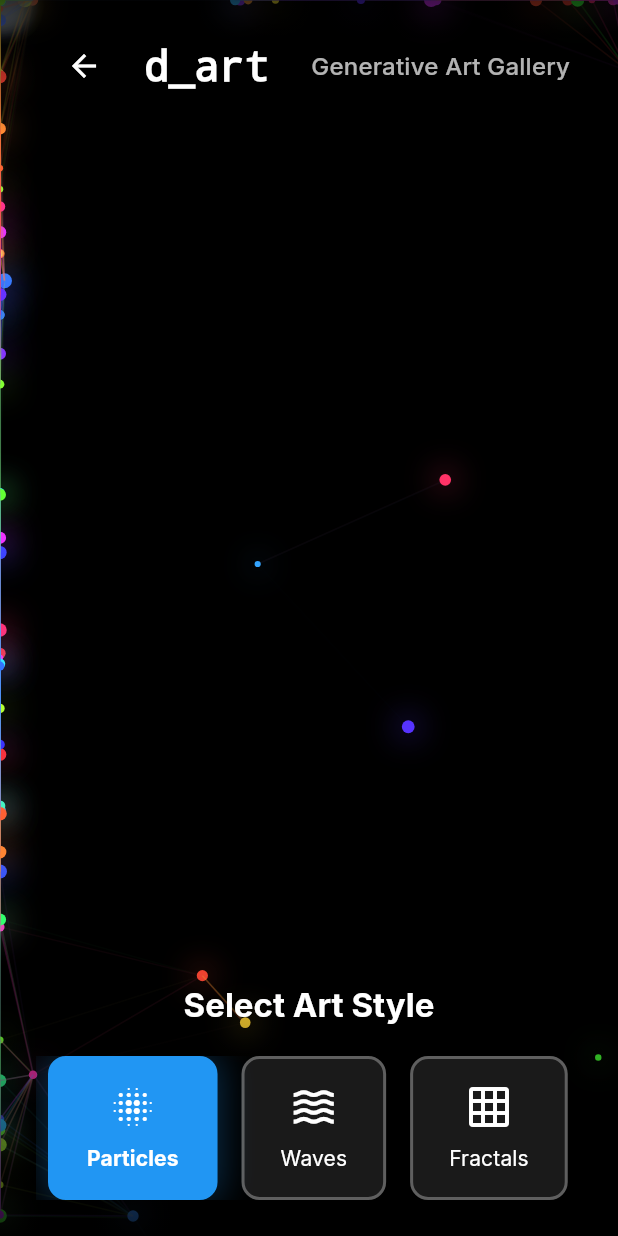
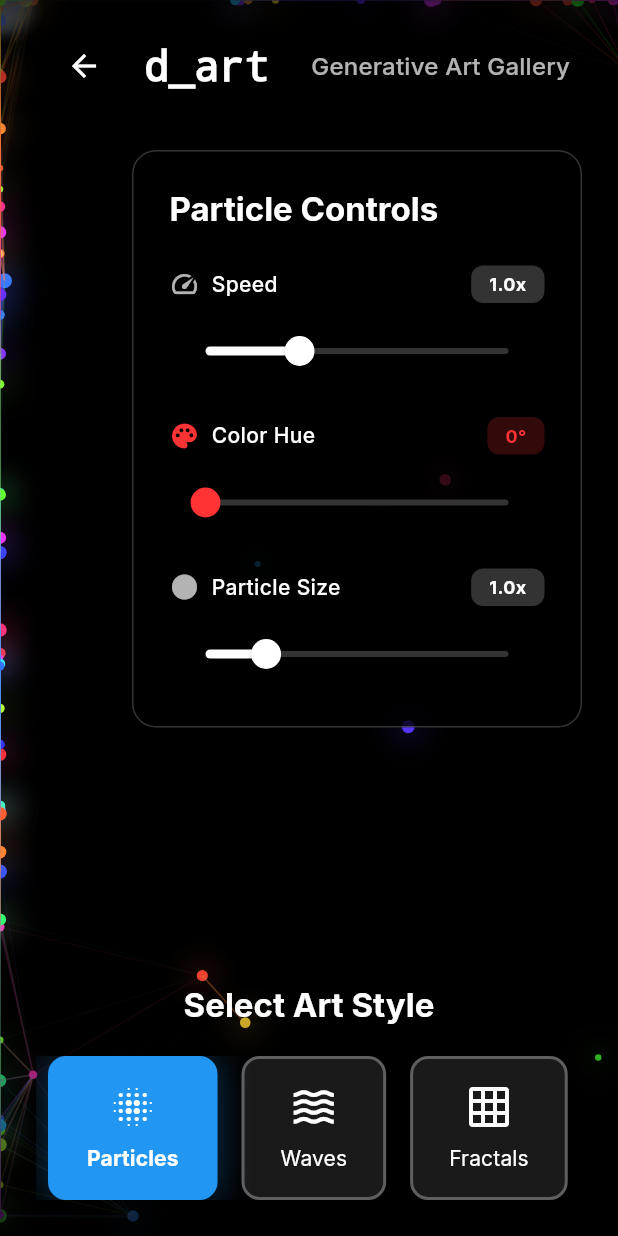
Before and after one commit to alperenderici/aadev, a Flutter app: the screen it shows after launch, after a tap on "d_art", on a phone screen of 412 x 824 dp. Run offline on Flutter 3.47's test engine with Material 3 defaults, Android fonts, the phone set to English and light mode, and no system bars; our stand-ins replace firebase_analytics, firebase_core, flutter_animate, flutter_riverpod, font_awesome_flutter, google_fonts and 2 more; accounts and stored records are empty; generated files the repository leaves out were written again; statements that could not run were skipped.

Commit message:
Implement portfolio improvements: compact About cards, fix mobile duplicate buttons, add Frame art style, and add Particle controls
- Redesigned About Me highlight cards with more compact layout:
  - Shortened descriptions for better readability
  - Changed from column to row layout with icon on left
  - Reduced padding from spacingL to spacingM
  - Reduced icon size from 28 to 24
  - Changed text styles to titleSmall and bodySmall
  - Overall more visually balanced and less vertical space

- Fixed duplicate 'Get in Touch' and 'Download CV' buttons on mobile:
  - Removed duplicate button rendering in hero_section.dart
  - Added isMobile parameter to _buildTextContent method
  - Buttons now render only once on mobile layouts

- Added new 'Frame' generative art style to d_art page:
  - Black background with white gallery-style frame
  - Refik Anadol-inspired flowing waves inside frame
  - Blue and white color scheme with organic movements
  - Multiple layers of flowing shapes with glow effects
  - Flowing particles and connecting lines
  - Added as 6th option in art style selection panel

- Added interactive controls for Particles art style:
  - Speed control slider (0.1x to 3.0x)
  - Color hue control (0-360 degrees)
  - Particle size control (0.5x to 3.0x)
  - Controls appear in side panel when Particles is selected
  - Real-time updates to particle animation
  - Updated ParticlesPainter to accept speed, hue, and size parameters
  - Updated Particle class to support baseHue and sizeMultiplier

- Fixed deprecated API usage:
  - Replaced withOpacity() with withValues(alpha:) in about_section.dart
  - Replaced withOpacity() with withValues(alpha:) in hero_section.dart

- Moved Upwork Service section to above Contact section (from previous task)

```diff
--- a/lib/features/generative_art/models/art_type.dart
+++ b/lib/features/generative_art/models/art_type.dart
@@ -6,7 +6,8 @@ enum ArtType {
   waves('Waves', Icons.waves),
   fractals('Fractals', Icons.grid_on),
   noise('Noise Field', Icons.grain),
-  spirals('Spirals', Icons.rotate_right);
+  spirals('Spirals', Icons.rotate_right),
+  frame('Frame', Icons.photo_size_select_large);
 
   final String name;
   final IconData icon;
--- a/lib/features/generative_art/pages/generative_art_page.dart
+++ b/lib/features/generative_art/pages/generative_art_page.dart
@@ -1,6 +1,7 @@
 import 'package:flutter/material.dart';
 import 'package:aad/features/generative_art/widgets/generative_art_canvas.dart';
 import 'package:aad/features/generative_art/models/art_type.dart';
+import 'package:aad/features/generative_art/widgets/particle_controls.dart';
 
 /// Generative Art Page
 class GenerativeArtPage extends StatefulWidget {
@@ -13,6 +14,11 @@ class GenerativeArtPage extends StatefulWidget {
 class _GenerativeArtPageState extends State<GenerativeArtPage> {
   ArtType _selectedArtType = ArtType.particles;
 
+  // Particle control parameters
+  double _particleSpeed = 1.0;
+  double _particleHue = 0.0;
+  double _particleSize = 1.0;
+
   @override
   Widget build(BuildContext context) {
     final theme = Theme.of(context);
@@ -22,7 +28,12 @@ class _GenerativeArtPageState extends State<GenerativeArtPage> {
         children: [
           // Generative Art Background
           Positioned.fill(
-            child: GenerativeArtCanvas(artType: _selectedArtType),
+            child: GenerativeArtCanvas(
+              artType: _selectedArtType,
+              particleSpeed: _particleSpeed,
+              particleHue: _particleHue,
+              particleSize: _particleSize,
+            ),
           ),
 
           // Top Navigation Bar
@@ -71,6 +82,33 @@ class _GenerativeArtPageState extends State<GenerativeArtPage> {
               ),
             ),
           ),
+
+          // Particle Controls Panel (only visible when Particles is selected)
+          if (_selectedArtType == ArtType.particles)
+            Positioned(
+              right: 24,
+              top: 100,
+              child: ParticleControls(
+                speed: _particleSpeed,
+                hue: _particleHue,
+                particleSize: _particleSize,
+                onSpeedChanged: (value) {
+                  setState(() {
+                    _particleSpeed = value;
+                  });
+                },
+                onHueChanged: (value) {
+                  setState(() {
+                    _particleHue = value;
+                  });
+                },
+                onParticleSizeChanged: (value) {
+                  setState(() {
+                    _particleSize = value;
+                  });
+                },
+              ),
+            ),
 
           // Bottom Art Selection Panel
           Positioned(
@@ -166,8 +204,8 @@ class _ArtTypeButtonState extends State<_ArtTypeButton> {
             color: widget.isSelected
                 ? theme.colorScheme.primary
                 : _isHovered
-                    ? Colors.white.withValues(alpha: 0.2)
-                    : Colors.white.withValues(alpha: 0.1),
+                ? Colors.white.withValues(alpha: 0.2)
+                : Colors.white.withValues(alpha: 0.1),
             borderRadius: BorderRadius.circular(12),
             border: Border.all(
               color: widget.isSelected
@@ -178,10 +216,11 @@ class _ArtTypeButtonState extends State<_ArtTypeButton> {
             boxShadow: widget.isSelected || _isHovered
                 ? [
                     BoxShadow(
-                      color: (widget.isSelected
-                              ? theme.colorScheme.primary
-                              : Colors.white)
-                          .withValues(alpha: 0.3),
+                      color:
+                          (widget.isSelected
+                                  ? theme.colorScheme.primary
+                                  : Colors.white)
+                              .withValues(alpha: 0.3),
                       blurRadius: 20,
                       spreadRadius: 2,
                     ),
@@ -190,18 +229,15 @@ class _ArtTypeButtonState extends State<_ArtTypeButton> {
           ),
           child: Column(
             children: [
-              Icon(
-                widget.artType.icon,
-                color: Colors.white,
-                size: 32,
-              ),
+              Icon(widget.artType.icon, color: Colors.white, size: 32),
               const SizedBox(height: 8),
               Text(
                 widget.artType.name,
                 style: theme.textTheme.titleSmall?.copyWith(
                   color: Colors.white,
-                  fontWeight:
-                      widget.isSelected ? FontWeight.bold : FontWeight.normal,
+                  fontWeight: widget.isSelected
+                      ? FontWeight.bold
+                      : FontWeight.normal,
                 ),
               ),
             ],
--- a/lib/features/generative_art/painters/particles_painter.dart
+++ b/lib/features/generative_art/painters/particles_painter.dart
@@ -5,15 +5,21 @@ import 'package:flutter/material.dart';
 class ParticlesPainter extends CustomPainter {
   final Animation<double> animation;
   final Random random;
+  final double speed;
+  final double hue;
+  final double particleSize;
   late final List<Particle> particles;
 
   ParticlesPainter({
     required this.animation,
     required this.random,
+    this.speed = 1.0,
+    this.hue = 0.0,
+    this.particleSize = 1.0,
   }) : super(repaint: animation) {
     particles = List.generate(
       150,
-      (index) => Particle(random),
+      (index) => Particle(random, baseHue: hue, sizeMultiplier: particleSize),
     );
   }
 
@@ -22,11 +28,21 @@ class ParticlesPainter extends CustomPainter {
     final paint = Paint()..style = PaintingStyle.fill;
 
     for (final particle in particles) {
-      particle.update(animation.value, size);
+      particle.update(animation.value * speed, size);
+
+      // Apply hue shift if specified
+      final particleColor = hue > 0
+          ? HSVColor.fromAHSV(
+              1.0,
+              (particle.baseHue + hue) % 360,
+              0.8,
+              1.0,
+            ).toColor()
+          : particle.color;
 
       // Draw particle with glow effect
       final glowPaint = Paint()
-        ..color = particle.color.withValues(alpha: 0.3)
+        ..color = particleColor.withValues(alpha: 0.3)
         ..maskFilter = const MaskFilter.blur(BlurStyle.normal, 10);
 
       canvas.drawCircle(
@@ -35,12 +51,8 @@ class ParticlesPainter extends CustomPainter {
         glowPaint,
       );
 
-      paint.color = particle.color;
-      canvas.drawCircle(
-        Offset(particle.x, particle.y),
-        particle.size,
-        paint,
-      );
+      paint.color = particleColor;
+      canvas.drawCircle(Offset(particle.x, particle.y), particle.size, paint);
 
       // Draw connections between nearby particles
       for (final other in particles) {
@@ -77,18 +89,19 @@ class Particle {
   late double size;
   late Color color;
   late double phase;
+  late double baseHue;
 
-  Particle(Random random) {
+  Particle(Random random, {double baseHue = 0.0, double sizeMultiplier = 1.0}) {
     x = random.nextDouble() * 2000;
     y = random.nextDouble() * 2000;
     vx = (random.nextDouble() - 0.5) * 2;
     vy = (random.nextDouble() - 0.5) * 2;
-    size = random.nextDouble() * 3 + 2;
+    size = (random.nextDouble() * 3 + 2) * sizeMultiplier;
     phase = random.nextDouble() * 2 * pi;
 
     // Generate vibrant colors
-    final hue = random.nextDouble() * 360;
-    color = HSVColor.fromAHSV(1.0, hue, 0.8, 1.0).toColor();
+    this.baseHue = baseHue > 0 ? baseHue : random.nextDouble() * 360;
+    color = HSVColor.fromAHSV(1.0, this.baseHue, 0.8, 1.0).toColor();
   }
 
   void update(double time, Size size) {
--- a/lib/features/generative_art/widgets/generative_art_canvas.dart
+++ b/lib/features/generative_art/widgets/generative_art_canvas.dart
@@ -6,14 +6,21 @@ import 'package:aad/features/generative_art/painters/waves_painter.dart';
 import 'package:aad/features/generative_art/painters/fractals_painter.dart';
 import 'package:aad/features/generative_art/painters/noise_painter.dart';
 import 'package:aad/features/generative_art/painters/spirals_painter.dart';
+import 'package:aad/features/generative_art/painters/frame_painter.dart';
 
 /// Generative Art Canvas Widget
 class GenerativeArtCanvas extends StatefulWidget {
   final ArtType artType;
+  final double particleSpeed;
+  final double particleHue;
+  final double particleSize;
 
   const GenerativeArtCanvas({
     super.key,
     required this.artType,
+    this.particleSpeed = 1.0,
+    this.particleHue = 0.0,
+    this.particleSize = 1.0,
   });
 
   @override
@@ -50,10 +57,7 @@ class _GenerativeArtCanvasState extends State<GenerativeArtCanvas>
         child: AnimatedBuilder(
           animation: _controller,
           builder: (context, child) {
-            return CustomPaint(
-              painter: _getPainter(),
-              size: Size.infinite,
-            );
+            return CustomPaint(painter: _getPainter(), size: Size.infinite);
           },
         ),
       ),
@@ -66,27 +70,20 @@ class _GenerativeArtCanvasState extends State<GenerativeArtCanvas>
         return ParticlesPainter(
           animation: _controller,
           random: _random,
+          speed: widget.particleSpeed,
+          hue: widget.particleHue,
+          particleSize: widget.particleSize,
         );
       case ArtType.waves:
-        return WavesPainter(
-          animation: _controller,
-          random: _random,
-        );
+        return WavesPainter(animation: _controller, random: _random);
       case ArtType.fractals:
-        return FractalsPainter(
-          animation: _controller,
-          random: _random,
-        );
+        return FractalsPainter(animation: _controller, random: _random);
       case ArtType.noise:
-        return NoisePainter(
-          animation: _controller,
-          random: _random,
-        );
+        return NoisePainter(animation: _controller, random: _random);
       case ArtType.spirals:
-        return SpiralsPainter(
-          animation: _controller,
-          random: _random,
-        );
+        return SpiralsPainter(animation: _controller, random: _random);
+      case ArtType.frame:
+        return FramePainter(animation: _controller, random: _random);
     }
   }
 }
--- /dev/null
+++ b/lib/features/generative_art/widgets/particle_controls.dart
@@ -0,0 +1,156 @@
+import 'package:flutter/material.dart';
+
+/// Particle Controls Widget - Interactive controls for particle art
+class ParticleControls extends StatelessWidget {
+  final double speed;
+  final double hue;
+  final double particleSize;
+  final ValueChanged<double> onSpeedChanged;
+  final ValueChanged<double> onHueChanged;
+  final ValueChanged<double> onParticleSizeChanged;
+
+  const ParticleControls({
+    super.key,
+    required this.speed,
+    required this.hue,
+    required this.particleSize,
+    required this.onSpeedChanged,
+    required this.onHueChanged,
+    required this.onParticleSizeChanged,
+  });
+
+  @override
+  Widget build(BuildContext context) {
+    final theme = Theme.of(context);
+
+    return Container(
+      width: 300,
+      padding: const EdgeInsets.all(24),
+      decoration: BoxDecoration(
+        color: Colors.black.withValues(alpha: 0.8),
+        borderRadius: BorderRadius.circular(16),
+        border: Border.all(
+          color: Colors.white.withValues(alpha: 0.2),
+          width: 1,
+        ),
+      ),
+      child: Column(
+        mainAxisSize: MainAxisSize.min,
+        crossAxisAlignment: CrossAxisAlignment.start,
+        children: [
+          Text(
+            'Particle Controls',
+            style: theme.textTheme.titleLarge?.copyWith(
+              color: Colors.white,
+              fontWeight: FontWeight.bold,
+            ),
+          ),
+          const SizedBox(height: 24),
+
+          // Speed Control
+          _buildControl(
+            label: 'Speed',
+            value: speed,
+            min: 0.1,
+            max: 3.0,
+            onChanged: onSpeedChanged,
+            valueLabel: '${speed.toStringAsFixed(1)}x',
+            icon: Icons.speed,
+          ),
+          const SizedBox(height: 20),
+
+          // Hue Control
+          _buildControl(
+            label: 'Color Hue',
+            value: hue,
+            min: 0,
+            max: 360,
+            onChanged: onHueChanged,
+            valueLabel: '${hue.toInt()}°',
+            icon: Icons.palette,
+            color: HSVColor.fromAHSV(1.0, hue, 0.8, 1.0).toColor(),
+          ),
+          const SizedBox(height: 20),
+
+          // Particle Size Control
+          _buildControl(
+            label: 'Particle Size',
+            value: particleSize,
+            min: 0.5,
+            max: 3.0,
+            onChanged: onParticleSizeChanged,
+            valueLabel: '${particleSize.toStringAsFixed(1)}x',
+            icon: Icons.circle,
+          ),
+        ],
+      ),
+    );
+  }
+
+  Widget _buildControl({
+    required String label,
+    required double value,
+    required double min,
+    required double max,
+    required ValueChanged<double> onChanged,
+    required String valueLabel,
+    required IconData icon,
+    Color? color,
+  }) {
+    return Column(
+      crossAxisAlignment: CrossAxisAlignment.start,
+      children: [
+        Row(
+          children: [
+            Icon(
+              icon,
+              color: color ?? Colors.white70,
+              size: 20,
+            ),
+            const SizedBox(width: 8),
+            Text(
+              label,
+              style: const TextStyle(
+                color: Colors.white,
+                fontSize: 14,
+                fontWeight: FontWeight.w500,
+              ),
+            ),
+            const Spacer(),
+            Container(
+              padding: const EdgeInsets.symmetric(horizontal: 12, vertical: 4),
+              decoration: BoxDecoration(
+                color: (color ?? Colors.white).withValues(alpha: 0.2),
+                borderRadius: BorderRadius.circular(8),
+              ),
+              child: Text(
+                valueLabel,
+                style: TextStyle(
+                  color: color ?? Colors.white,
+                  fontSize: 12,
+                  fontWeight: FontWeight.bold,
+                ),
+              ),
+            ),
+          ],
+        ),
+        const SizedBox(height: 8),
+        SliderTheme(
+          data: SliderThemeData(
+            activeTrackColor: color ?? Colors.white,
+            inactiveTrackColor: Colors.white.withValues(alpha: 0.2),
+            thumbColor: color ?? Colors.white,
+            overlayColor: (color ?? Colors.white).withValues(alpha: 0.2),
+            trackHeight: 4,
+          ),
+          child: Slider(
+            value: value,
+            min: min,
+            max: max,
+            onChanged: onChanged,
+          ),
+        ),
+      ],
+    );
+  }
+}
--- a/lib/features/home/pages/home_page.dart
+++ b/lib/features/home/pages/home_page.dart
@@ -64,9 +64,6 @@ class _HomePageState extends State<HomePage> {
                     child: const AboutSection(),
                   ),
 
-                  // Upwork Service Section
-                  const UpworkServiceSection(),
-
                   // Experience Section
                   Container(
                     key: _sectionKeys['experience'],
@@ -97,6 +94,9 @@ class _HomePageState extends State<HomePage> {
                     child: const CVDownloadSection(),
                   ),
 
+                  // Upwork Service Section (moved above Contact)
+                  const UpworkServiceSection(),
+
                   // Contact Section
                   Container(
                     key: _sectionKeys['contact'],
--- a/lib/features/home/widgets/about_section.dart
+++ b/lib/features/home/widgets/about_section.dart
@@ -95,37 +95,37 @@ class AboutSection extends StatelessWidget {
         'icon': Icons.rocket_launch,
         'title': 'Entrepreneurial Mindset',
         'description':
-            'Co-founded Fitgo, a health-tech startup, leading product development and technical architecture from concept to production.',
+            'Co-founded Fitgo health-tech startup, leading product development from concept to production.',
       },
       {
         'icon': Icons.code,
         'title': 'Full-Stack Development',
         'description':
-            'Expert in Flutter, React, Node.js, and modern development practices. Building scalable cross-platform applications with clean architecture.',
+            'Expert in Flutter, React, Node.js. Building scalable cross-platform apps with clean architecture.',
       },
       {
         'icon': Icons.lightbulb,
         'title': 'Problem Solver',
         'description':
-            'Passionate about solving complex technical challenges and delivering innovative solutions that create real business value.',
+            'Solving complex technical challenges and delivering innovative solutions with real business value.',
       },
       {
         'icon': Icons.people,
         'title': 'Project Leadership',
         'description':
-            'Experienced in leading development teams, managing projects from ideation to deployment, and mentoring junior developers.',
+            'Leading development teams, managing projects from ideation to deployment, mentoring developers.',
       },
       {
         'icon': Icons.hub,
         'title': 'Startup Ecosystem',
         'description':
-            'Active in the tech community through GDG events, hackathons, and continuous learning. Embracing AI-enhanced workflows and modern tools.',
+            'Active in tech community through GDG events, hackathons. Embracing AI-enhanced workflows.',
       },
       {
         'icon': Icons.trending_up,
         'title': 'Impact-Driven',
         'description':
-            'Focused on building products that matter. From health-tech to e-commerce, creating solutions that improve user experiences and drive growth.',
+            'Building products that matter. From health-tech to e-commerce, improving user experiences.',
       },
     ];
 
@@ -140,7 +140,7 @@ class AboutSection extends StatelessWidget {
                         AppConstants.spacingXXXL * 2 -
                         AppConstants.spacingL) /
                     2,
-          padding: const EdgeInsets.all(AppConstants.spacingL),
+          padding: const EdgeInsets.all(AppConstants.spacingM),
           decoration: BoxDecoration(
             color: theme.colorScheme.surface,
             borderRadius: BorderRadius.circular(AppConstants.radiusL),
@@ -148,13 +148,11 @@ class AboutSection extends StatelessWidget {
               color: theme.colorScheme.primary.withValues(alpha: 0.2),
             ),
           ),
-          child: Column(
+          child: Row(
             crossAxisAlignment: CrossAxisAlignment.start,
             children: [
-              Row(
-                children: [
               Container(
-                    padding: const EdgeInsets.all(AppConstants.spacingM),
+                padding: const EdgeInsets.all(AppConstants.spacingS),
                 decoration: BoxDecoration(
                   color: theme.colorScheme.primary.withValues(alpha: 0.1),
                   borderRadius: BorderRadius.circular(AppConstants.radiusM),
@@ -162,26 +160,29 @@ class AboutSection extends StatelessWidget {
                 child: Icon(
                   highlight['icon'] as IconData,
                   color: theme.colorScheme.primary,
-                      size: 28,
+                  size: 24,
                 ),
               ),
               const SizedBox(width: AppConstants.spacingM),
               Expanded(
-                    child: Text(
+                child: Column(
+                  crossAxisAlignment: CrossAxisAlignment.start,
+                  children: [
+                    Text(
                       highlight['title'] as String,
-                      style: theme.textTheme.titleMedium?.copyWith(
+                      style: theme.textTheme.titleSmall?.copyWith(
                         fontWeight: FontWeight.bold,
                       ),
                     ),
+                    const SizedBox(height: AppConstants.spacingXS),
+                    Text(
+                      highlight['description'] as String,
+                      style: theme.textTheme.bodySmall?.copyWith(
+                        height: 1.5,
+                        color: theme.textTheme.bodySmall?.color,
+                      ),
                     ),
                   ],
-              ),
-              const SizedBox(height: AppConstants.spacingM),
-              Text(
-                highlight['description'] as String,
-                style: theme.textTheme.bodyMedium?.copyWith(
-                  height: 1.6,
-                  color: theme.textTheme.bodySmall?.color,
                 ),
               ),
             ],
@@ -204,7 +205,7 @@ class AboutSection extends StatelessWidget {
                     height: 300,
                     color: Theme.of(
                       context,
-                    ).colorScheme.primary.withOpacity(0.1),
+                    ).colorScheme.primary.withValues(alpha: 0.1),
                     child: const Icon(Icons.image, size: 100),
                   );
                 },
--- a/lib/features/home/widgets/hero_section.dart
+++ b/lib/features/home/widgets/hero_section.dart
@@ -12,11 +12,7 @@ class HeroSection extends StatelessWidget {
   final VoidCallback? onContactPressed;
   final VoidCallback? onCVPressed;
 
-  const HeroSection({
-    super.key,
-    this.onContactPressed,
-    this.onCVPressed,
-  });
+  const HeroSection({super.key, this.onContactPressed, this.onCVPressed});
 
   @override
   Widget build(BuildContext context) {
@@ -68,9 +64,13 @@ class HeroSection extends StatelessWidget {
       children: [
         _buildProfileImage(context, 150),
         const SizedBox(height: AppConstants.spacingXL),
-        _buildTextContent(context, l10n, theme, TextAlign.center),
-        const SizedBox(height: AppConstants.spacingXL),
-        _buildButtons(context, l10n, true),
+        _buildTextContent(
+          context,
+          l10n,
+          theme,
+          TextAlign.center,
+          isMobile: true,
+        ),
       ],
     );
   }
@@ -89,9 +89,7 @@ class HeroSection extends StatelessWidget {
         const SizedBox(width: AppConstants.spacingXXXL),
         Expanded(
           flex: 2,
-          child: Center(
-            child: _buildProfileImage(context, 300),
-          ),
+          child: Center(child: _buildProfileImage(context, 300)),
         ),
       ],
     );
@@ -105,7 +103,9 @@ class HeroSection extends StatelessWidget {
             shape: BoxShape.circle,
             boxShadow: [
               BoxShadow(
-            color: Theme.of(context).colorScheme.primary.withOpacity(0.3),
+                color: Theme.of(
+                  context,
+                ).colorScheme.primary.withValues(alpha: 0.3),
                 blurRadius: 30,
                 spreadRadius: 5,
               ),
@@ -117,7 +117,9 @@ class HeroSection extends StatelessWidget {
               fit: BoxFit.cover,
               errorBuilder: (context, error, stackTrace) {
                 return Container(
-              color: Theme.of(context).colorScheme.primary.withOpacity(0.1),
+                  color: Theme.of(
+                    context,
+                  ).colorScheme.primary.withValues(alpha: 0.1),
                   child: Icon(
                     Icons.person,
                     size: size * 0.5,
@@ -130,18 +132,16 @@ class HeroSection extends StatelessWidget {
         )
         .animate()
         .fadeIn(duration: AppConstants.mediumAnimation)
-        .scale(
-          duration: AppConstants.longAnimation,
-          curve: Curves.easeOutBack,
-        );
+        .scale(duration: AppConstants.longAnimation, curve: Curves.easeOutBack);
   }
 
   Widget _buildTextContent(
     BuildContext context,
     AppLocalizations l10n,
     ThemeData theme,
-    TextAlign textAlign,
-  ) {
+    TextAlign textAlign, {
+    bool isMobile = false,
+  }) {
     return Column(
       crossAxisAlignment: textAlign == TextAlign.center
           ? CrossAxisAlignment.center
@@ -167,9 +167,7 @@ class HeroSection extends StatelessWidget {
                 mobile: theme.textTheme.displaySmall,
                 tablet: theme.textTheme.displayMedium,
                 desktop: theme.textTheme.displayLarge,
-          )?.copyWith(
-            fontWeight: FontWeight.bold,
-          ),
+              )?.copyWith(fontWeight: FontWeight.bold),
               textAlign: textAlign,
             )
             .animate()
@@ -178,7 +176,8 @@ class HeroSection extends StatelessWidget {
         const SizedBox(height: AppConstants.spacingM),
         Text(
               l10n.heroTitle,
-          style: Responsive.value(
+              style:
+                  Responsive.value(
                     context: context,
                     mobile: theme.textTheme.headlineSmall,
                     tablet: theme.textTheme.headlineMedium,
@@ -240,8 +239,6 @@ class HeroSection extends StatelessWidget {
             crossAxisAlignment: CrossAxisAlignment.stretch,
             children: buttons,
           )
-        : Row(
-            children: buttons,
-          );
+        : Row(children: buttons);
   }
 }
```
Also changed, not shown: lib/features/generative_art/painters/frame_painter.dart (added, +221 -0 lines), 1 other file. Lines whose indentation alone changed are shown as unchanged.
